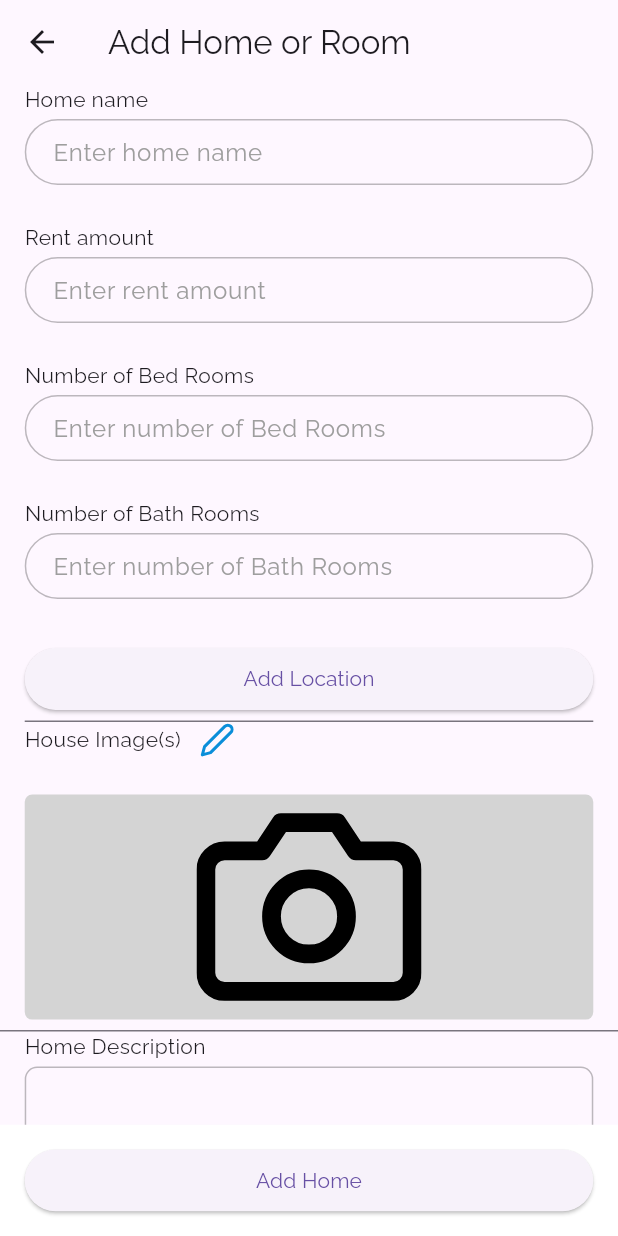
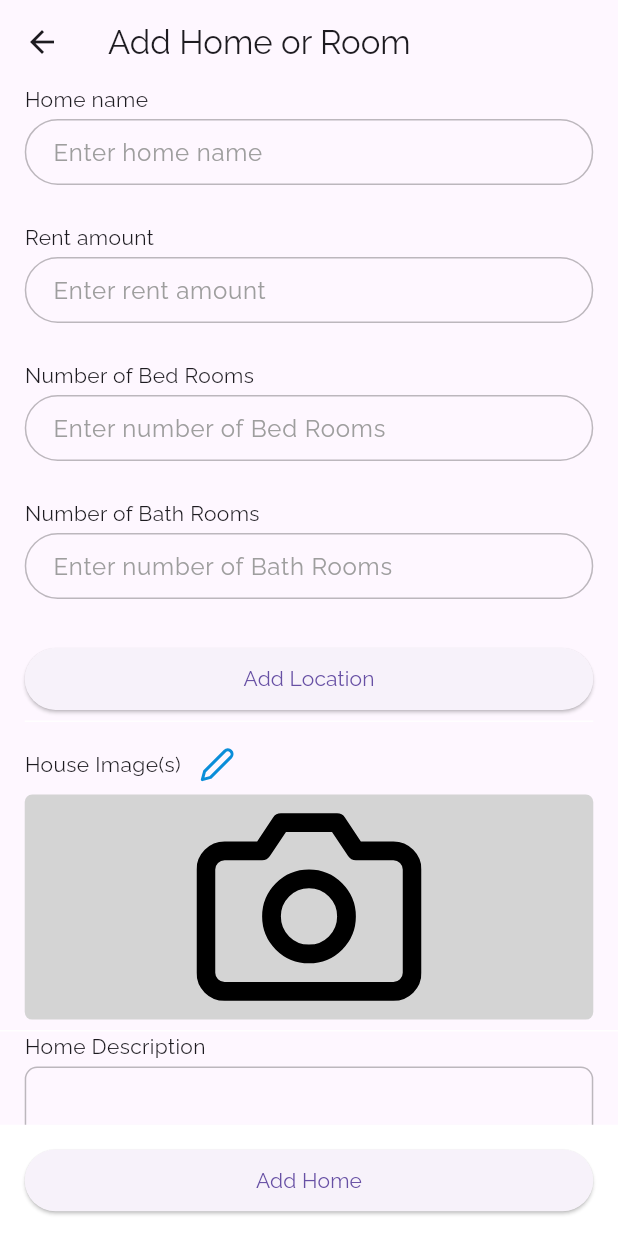
Before and after one commit to jerrito/house_rental_owner, a Flutter app: the AddHomePage screen opened by its route, on a phone screen of 412 x 824 dp. Run offline on Flutter 3.47's test engine with Material 3 defaults, Android fonts, the phone set to English and light mode, and no system bars; drawn by our look-alikes of flutter_form_builder, oktoast; our stand-ins replace bloc, bloc_concurrency, carousel_slider, cloud_firestore, dartz, equatable and 14 more; missing offline and left inert: data_connection_checker_nulls, firebase_app_check, telephony; accounts and stored records are empty.

Commit message:
add_home ui fix

```diff
--- a/lib/src/authentication/presentation/widgets/default_button.dart
+++ b/lib/src/authentication/presentation/widgets/default_button.dart
@@ -14,7 +14,7 @@ class DefaultButton extends StatelessWidget {
       height: Sizes().height(context, 0.05),
       child: ElevatedButton(
         onPressed: onTap,
-        child: Text(label!),
+        child: Text(label ?? ""),
       ),
     );
   }
--- a/lib/src/authentication/presentation/widgets/default_textfield.dart
+++ b/lib/src/authentication/presentation/widgets/default_textfield.dart
@@ -78,12 +78,14 @@ class DefaultTextfield extends StatelessWidget {
 
 class DefaultTextArea extends StatelessWidget {
   final void Function(String?)? onChanged;
+  final void Function(PointerDownEvent)? onTapOutSide;
   final TextEditingController controller;
   final String? hintText;
   final String? errorText;
   final String? label;
   final double? height;
   final TextInputType? textInputType;
+  final FocusNode? focusNode;
   const DefaultTextArea({
     Key? key,
     this.onChanged,
@@ -93,6 +95,8 @@ class DefaultTextArea extends StatelessWidget {
     this.label,
     this.height,
     this.textInputType,
+    this.focusNode,
+    this.onTapOutSide
   }) : super(key: key);
 
   @override
@@ -100,22 +104,24 @@ class DefaultTextArea extends StatelessWidget {
     return Column(
       crossAxisAlignment: CrossAxisAlignment.start,
       children: [
-        Text(label!),
+        Text(label ?? ""),
           Space().height(context, 0.004),
         SizedBox(
           height:100,width:double.infinity,
           child: TextField(
+             focusNode:focusNode,
             expands: true,
             maxLines: null,
             minLines: null,
              keyboardType: textInputType,
               controller: controller,
               onChanged: onChanged,
+                onTapOutside:onTapOutSide,
               decoration: InputDecoration(
 
                    isDense: true,
                     errorText: errorText,
-                   contentPadding:const EdgeInsets.symmetric(horizontal: 15, vertical: 10),
+                   contentPadding:const EdgeInsets.symmetric(horizontal: 5, vertical: 1),
                    hintText: hintText,
                     hintStyle: const TextStyle(color: Colors.grey),
                     //label: Text(label!),
--- a/lib/src/home/presentation/pages/add_home.dart
+++ b/lib/src/home/presentation/pages/add_home.dart
@@ -261,8 +261,11 @@ class _AddHomePageState extends State<AddHomePage> {
               ),
               FormBuilderField<String>(
                   validator: (value) {
-                    if (value!.isEmpty) {
-                      return mustBeAtleast;
+                    if (value?.isEmpty ?? true) {
+                      return "Location  required";
+                    }
+                    if (value!.length <= 1) {
+                      return mustBeCharacters;
                     }
                     return null;
                   },
@@ -272,16 +275,12 @@ class _AddHomePageState extends State<AddHomePage> {
                       padding: EdgeInsets.symmetric(
                         horizontal: Sizes().width(context, 0.04),
                       ),
-                        child: InputDecorator(
-                          decoration:
-                              InputDecoration(errorText: field.errorText),
                       child: BlocConsumer(
                         bloc: homeBloc2,
                         builder: (context, state) {
                           if (state is AddLocationLoaded) {
                             return Row(
-                                  mainAxisAlignment:
-                                      MainAxisAlignment.spaceAround,
+                              mainAxisAlignment: MainAxisAlignment.spaceAround,
                               children: [
                                 SizedBox(
                                   height: Sizes().height(context, 0.05),
@@ -289,8 +288,8 @@ class _AddHomePageState extends State<AddHomePage> {
                                     child: Text(state.houseLocationModel
                                                 .formatedAddress!.length <=
                                             35
-                                            ? state.houseLocationModel
-                                                .formatedAddress!
+                                        ? state
+                                            .houseLocationModel.formatedAddress!
                                         : "${state.houseLocationModel.formatedAddress?.substring(0, 35)}..."),
                                   ),
                                 ),
@@ -299,14 +298,13 @@ class _AddHomePageState extends State<AddHomePage> {
                                   onTap: () async {
                                     Map<String, dynamic> params = {};
 
-                                        final result =
-                                            await buildSelectLocation(
+                                    final result = await buildSelectLocation(
                                         context, params);
                                     if (!mounted) return;
 
                                     print(result as Map<String, dynamic>);
-                                        homeBloc2.add(
-                                            AddLocationEvent(params: result));
+                                    homeBloc2
+                                        .add(AddLocationEvent(params: result));
                                   },
                                   child: SvgPicture.asset(
                                     editSVG,
@@ -316,20 +314,26 @@ class _AddHomePageState extends State<AddHomePage> {
                               ],
                             );
                           }
-                              return DefaultButton(
+                          return InputDecorator(
+                            decoration: InputDecoration(
+                                enabledBorder: const UnderlineInputBorder(
+                                    borderSide:
+                                        BorderSide(color: Colors.white)),
+                                errorText: field.errorText),
+                            child: DefaultButton(
                               label: "Add Location",
                               onTap: () async {
                                 Map<String, dynamic> params = {};
 
-                                  final result = await buildSelectLocation(
-                                      context, params);
+                                final result =
+                                    await buildSelectLocation(context, params);
                                 if (!mounted) return;
                                 print(result);
                                 homeBloc2.add(AddLocationEvent(
                                     params: result as Map<String, dynamic>));
-                                  print(result);
-                                  print("result");
+
                               },
+                            ),
                           );
                         },
                         listener: (BuildContext context, state) {
@@ -339,14 +343,15 @@ class _AddHomePageState extends State<AddHomePage> {
                             field.didChange(houseLocation?.formatedAddress);
                           }
                           if (state is AddLocationError) {
-                                OKToast(
-                                  child:Text(state.errorMessage)
-                                );
+                            OKToast(child: Text(state.errorMessage));
                           }
                         },
                       ),
-                        ));
+                    );
                   }),
+              Space().height(context, 0.02),
+
+              ToggleButtons(children: [], isSelected: []),
               Padding(
                 padding: EdgeInsets.symmetric(
                     horizontal: Sizes().width(context, 0.04)),
@@ -370,7 +375,8 @@ class _AddHomePageState extends State<AddHomePage> {
                   ],
                 ),
               ),
-              Space().height(context, 0.02),
+
+              // Space().height(context, 0.005),
               FormBuilderField<List<String>>(
                   name: "house_images",
                   validator: (value) {
@@ -382,7 +388,10 @@ class _AddHomePageState extends State<AddHomePage> {
                   },
                   builder: (field) {
                     return InputDecorator(
-                      decoration: InputDecoration(errorText: field.errorText),
+                      decoration: InputDecoration(
+                          enabledBorder: const UnderlineInputBorder(
+                              borderSide: BorderSide(color: Colors.white)),
+                          errorText: field.errorText),
                       child: BlocConsumer(
                         bloc: homeBloc3,
                         builder: (context, state) {
@@ -474,16 +483,25 @@ class _AddHomePageState extends State<AddHomePage> {
                       padding: EdgeInsets.symmetric(
                           horizontal: Sizes().width(context, 0.04)),
                       child: DefaultTextArea(
+                        focusNode: FocusNode(),
                         //height: 100,
                         controller: descriptionController,
                         hintText: "Enter home description",
                         label: "Home Description",
                         errorText: field.errorText,
+                        onTapOutSide: (value) {
+                          print("object");
+
+                        },
                         onChanged: (p0) => field.didChange(p0),
                       ),
                     );
                   }),
-              Space().height(context, 0.02)
+
+              Space().height(context, 0.04),
+              const DefaultButton(
+                label: "",
+              )
             ],
           ),
         ),
```
Lines whose indentation alone changed are shown as unchanged.
